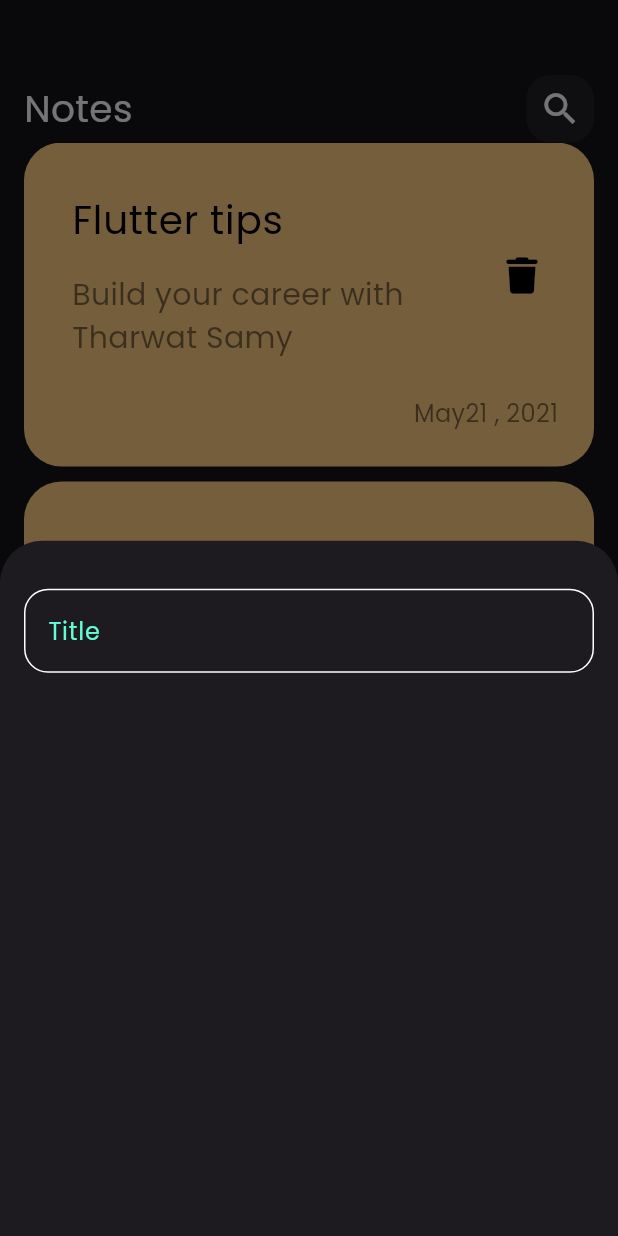
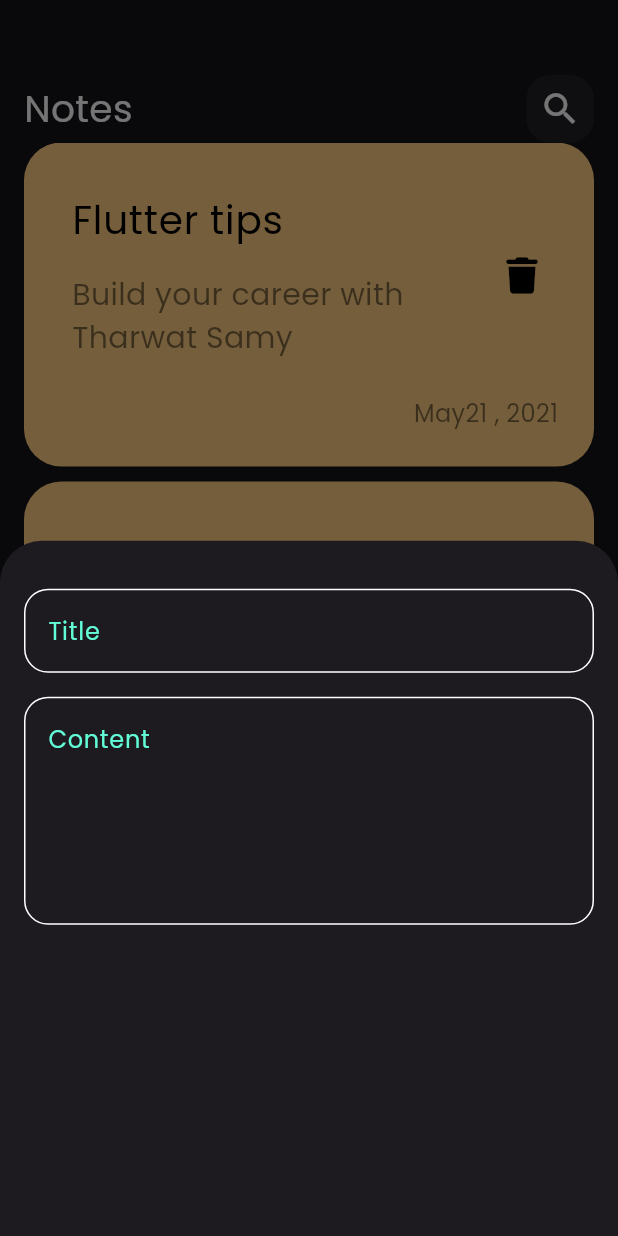
Before and after one commit to aya446/notes_app, a Flutter app: the screen it shows after launch, after a tap on the "add" icon, on a phone screen of 412 x 824 dp. Run offline on Flutter 3.47's test engine with Material 3 defaults, Android fonts, the phone set to English and light mode, and no system bars; our stand-ins replace font_awesome_flutter.

Commit message:
add fields to notes botton sheet

```diff
--- a/lib/widgets/add_note_bottom_sheet.dart
+++ b/lib/widgets/add_note_bottom_sheet.dart
@@ -1,6 +1,5 @@
 import 'package:flutter/material.dart';
 import 'package:notes_app/widgets/costum_text_field.dart';
-
 
 class AddNoteBottomSheet extends StatelessWidget {
   const AddNoteBottomSheet({super.key});
@@ -11,8 +10,19 @@ class AddNoteBottomSheet extends StatelessWidget {
       padding: EdgeInsets.symmetric(horizontal: 16.0),
       child: Column(
         children: [
-          SizedBox(height: 32,),
-          CostumTextField(),
+          SizedBox(
+            height: 32,
+          ),
+          CostumTextField(
+            hint: 'Title',
+          ),
+          SizedBox(
+            height: 16,
+          ),
+          CostumTextField(
+            hint: "Content",
+            maxLinse: 5,
+          )
         ],
       ),
     );
--- a/lib/widgets/costum_text_field.dart
+++ b/lib/widgets/costum_text_field.dart
@@ -2,14 +2,18 @@ import 'package:flutter/material.dart';
 import 'package:notes_app/constants.dart';
 
 class CostumTextField extends StatelessWidget {
-  const CostumTextField({super.key});
+  const CostumTextField({super.key, required this.hint, this.maxLinse=1});
+
+  final String hint;
+  final int maxLinse;
 
   @override
   Widget build(BuildContext context) {
     return TextField(
+      maxLines: maxLinse ,
       cursorColor: KPrimaryColor,
       decoration: InputDecoration(
-        hintText:  'Title',
+        hintText:  hint ,
         hintStyle: TextStyle(color: KPrimaryColor),
         border: BuildBorder(),
         enabledBorder: BuildBorder(),
```
